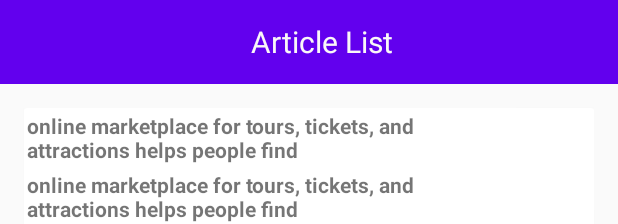
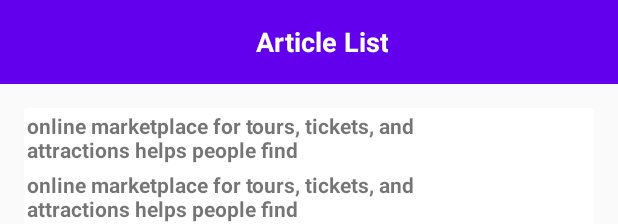
Before and after one commit to JhoanderJ/GaleryPhoto, an Android app: the layout article_list_fragment.xml on its own in the app's theme, with its tools: preview values and no code run, on a phone screen of 412 x 824 dp. Shown: the top 224 px of the screen. Run offline under Robolectric (Android 15) with nearby library versions, the phone set to English and light mode, and no system bars; network calls fail.

Commit message:
changes in XMLs

```diff
--- a/app/src/main/res/layout/article_list_fragment.xml
+++ b/app/src/main/res/layout/article_list_fragment.xml
@@ -1,9 +1,9 @@
 <?xml version="1.0" encoding="utf-8"?>
 <androidx.constraintlayout.widget.ConstraintLayout xmlns:android="http://schemas.android.com/apk/res/android"
+    xmlns:app="http://schemas.android.com/apk/res-auto"
+    xmlns:tools="http://schemas.android.com/tools"
     android:layout_width="match_parent"
-    android:layout_height="match_parent"
-    xmlns:app="http://schemas.android.com/apk/res-auto"
-    xmlns:tools="http://schemas.android.com/tools">
+    android:layout_height="match_parent">
 
     <androidx.constraintlayout.widget.ConstraintLayout
         android:layout_width="match_parent"
@@ -26,7 +26,7 @@
             app:popupTheme="@style/ThemeOverlay.AppCompat.Light"
             app:theme="@style/ThemeOverlay.AppCompat.ActionBar">
 
-            <RelativeLayout
+            <androidx.constraintlayout.widget.ConstraintLayout
                 android:layout_width="match_parent"
                 android:layout_height="wrap_content"
                 android:orientation="horizontal">
@@ -35,19 +35,19 @@
                     android:id="@+id/tvName"
                     android:layout_width="wrap_content"
                     android:layout_height="wrap_content"
-                    android:layout_alignParentStart="true"
-                    android:layout_alignParentLeft="true"
-                    android:layout_alignParentEnd="true"
-                    android:layout_alignParentRight="true"
-                    android:layout_centerVertical="true"
-                    android:gravity="center_horizontal"
+                    android:gravity="center"
                     android:maxLines="1"
                     android:singleLine="true"
                     android:text="@string/article_list"
-                    android:textColor="#FAF7F8"
-                    android:textSize="20sp" />
+                    android:textColor="@color/white"
+                    android:textSize="18sp"
+                    android:textStyle="bold"
+                    app:layout_constraintBottom_toBottomOf="parent"
+                    app:layout_constraintEnd_toEndOf="parent"
+                    app:layout_constraintStart_toStartOf="parent"
+                    app:layout_constraintTop_toTopOf="parent" />
 
-            </RelativeLayout>
+            </androidx.constraintlayout.widget.ConstraintLayout>
         </android.widget.Toolbar>
 
         <androidx.swiperefreshlayout.widget.SwipeRefreshLayout
--- a/app/src/main/res/values/colors.xml
+++ b/app/src/main/res/values/colors.xml
@@ -5,4 +5,5 @@
     <color name="colorAccent">#03DAC5</color>
     <color name="black">#212121</color>
     <color name="white">#FFFFFF</color>
+    <color name="gray">#838383</color>
 </resources>
```
Also changed, not shown: app/src/main/res/layout/article_detail_fragment.xml (+45 -24 lines).
